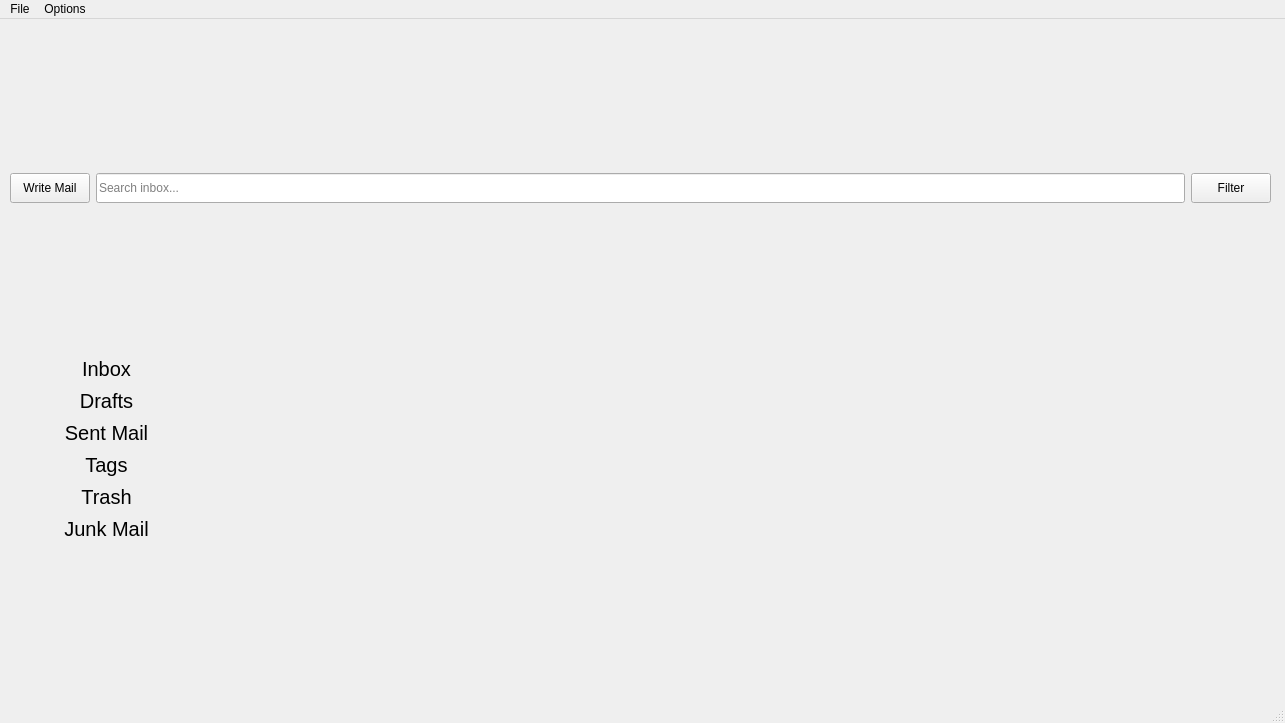
DanielThaiDTH/mail-client-Qt, file mainwindow.ui: the form before one commit.
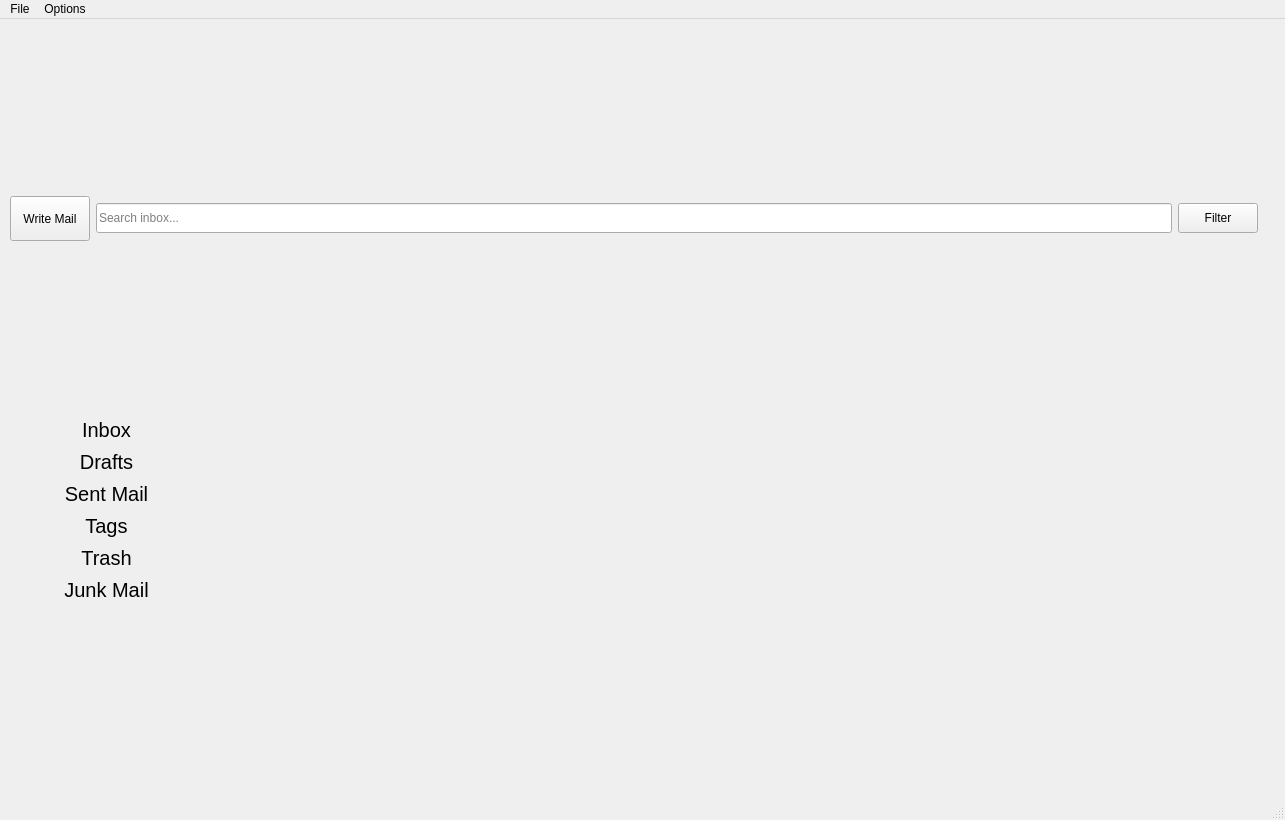
The form after the commit. Icons and pictures are not drawn.

The edit to the form file:
```diff
--- a/mainwindow.ui
+++ b/mainwindow.ui
@@ -7,7 +7,7 @@
     <x>0</x>
     <y>0</y>
     <width>1285</width>
-    <height>723</height>
+    <height>820</height>
    </rect>
   </property>
   <property name="windowTitle">
@@ -20,10 +20,10 @@
       <x>0</x>
       <y>0</y>
       <width>1281</width>
-      <height>681</height>
+      <height>765</height>
      </rect>
     </property>
-    <layout class="QVBoxLayout" name="verticalLayout" stretch="0,2">
+    <layout class="QVBoxLayout" name="verticalLayout" stretch="0,10">
      <property name="leftMargin">
       <number>10</number>
      </property>
@@ -37,7 +37,7 @@
       <number>10</number>
      </property>
      <item>
-      <layout class="QHBoxLayout" name="hLayoutTop" stretch="0,0,0">
+      <layout class="QHBoxLayout" name="hLayoutTop" stretch="0,0,0,0">
        <property name="sizeConstraint">
         <enum>QLayout::SetMaximumSize</enum>
        </property>
@@ -98,12 +98,40 @@
          </property>
         </widget>
        </item>
+       <item>
+        <widget class="QLabel" name="settings">
+         <property name="sizePolicy">
+          <sizepolicy hsizetype="Preferred" vsizetype="Preferred">
+           <horstretch>0</horstretch>
+           <verstretch>0</verstretch>
+          </sizepolicy>
+         </property>
+         <property name="maximumSize">
+          <size>
+           <width>45</width>
+           <height>45</height>
+          </size>
+         </property>
+         <property name="toolTip">
+          <string>Settings</string>
+         </property>
+         <property name="text">
+          <string/>
+         </property>
+         <property name="pixmap">
+          <pixmap resource="resources.qrc">:/images/settings.png</pixmap>
+         </property>
+         <property name="scaledContents">
+          <bool>true</bool>
+         </property>
+        </widget>
+       </item>
       </layout>
      </item>
      <item>
       <layout class="QHBoxLayout" name="hLayoutBottom" stretch="0,1">
        <item>
-        <layout class="QVBoxLayout" name="vLayoutSide" stretch="0,0,0,0,0,0">
+        <layout class="QVBoxLayout" name="vLayoutSide" stretch="0,0,0,0,0,1">
          <property name="spacing">
           <number>0</number>
          </property>
@@ -116,6 +144,9 @@
          <property name="rightMargin">
           <number>50</number>
          </property>
+         <property name="bottomMargin">
+          <number>0</number>
+         </property>
          <item>
           <widget class="QPushButton" name="inbox_button">
            <property name="sizePolicy">
```
Left out of the diff: 4 changed lines with no effect on the pictures.
